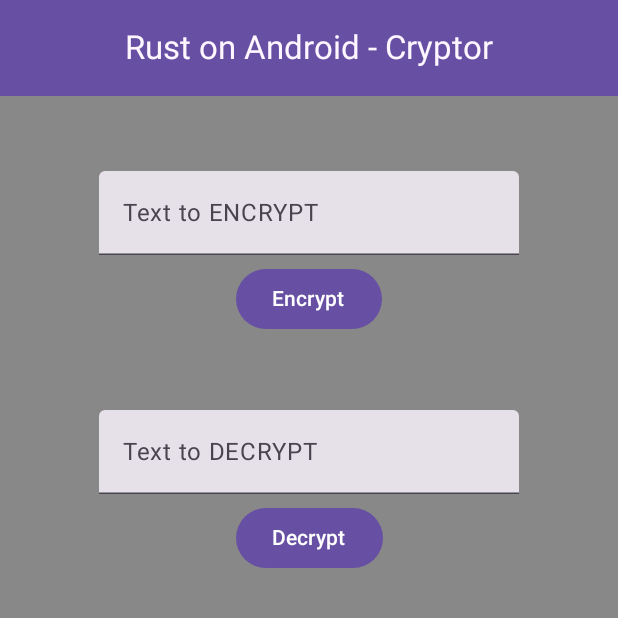
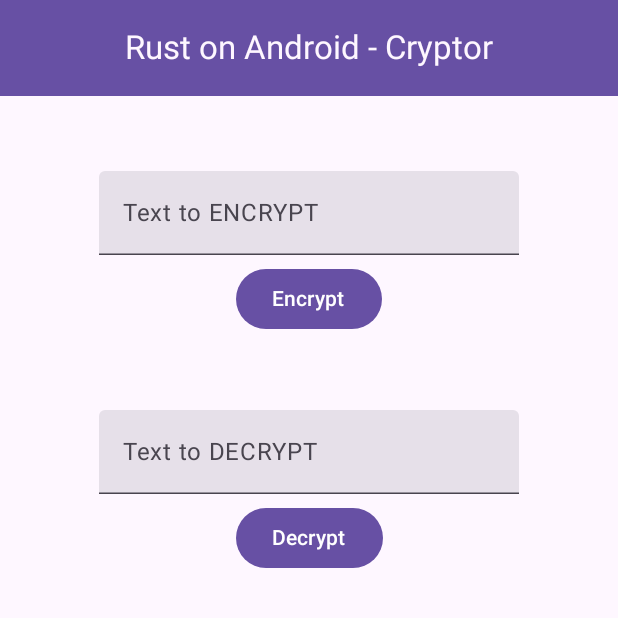
Before and after one commit to android10/Rust-Cross-Platform-Development, an Android app built with Jetpack Compose: the screen it shows after launch (MainActivity), on a phone screen of 412 x 824 dp, the top half of it. Run offline under Robolectric (Android 15) with nearby library versions, the phone set to English and light mode, and no system bars; our stand-ins replace livedata-compose; 1 statement that could not run was skipped.

Commit message:
ref: rollback color changes for android-sample project

```diff
--- a/android-sample/app/src/main/kotlin/com/fernandocejas/sample/MainActivity.kt
+++ b/android-sample/app/src/main/kotlin/com/fernandocejas/sample/MainActivity.kt
@@ -64,8 +64,7 @@ class MainActivity : AppCompatActivity() {
             MaterialTheme {
                 Surface(
                     modifier = Modifier.fillMaxSize(),
-                    color = Color.Gray
-//                    color = MaterialTheme.colorScheme.background
+                    color = MaterialTheme.colorScheme.background
                 ) {
                     Column(modifier = Modifier.fillMaxSize()) {
                         MainScreenComponent()
```
